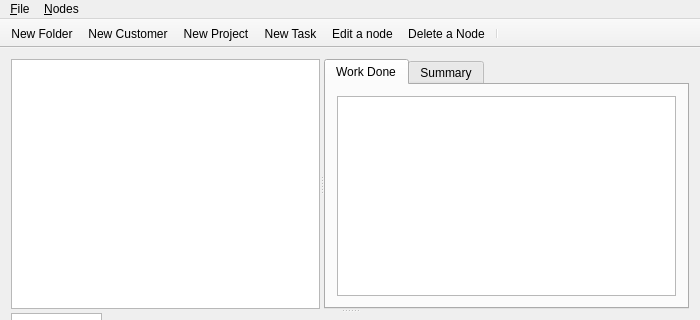
Before: the Qt Designer form ui/mainwindow.ui in jgaa/whid, drawn with Qt 5; both pictures show x 0 to 700 and y 0 to 320 of the 700 by 501 pixel window.
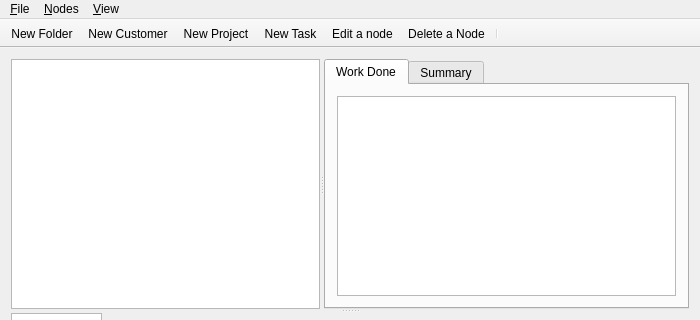
After: the same form once the commit is applied. The open tabs and pages were chosen to show the change. Icons and pictures are not drawn.

Commit message: Added menu to set window size

What changed in the file:
```diff
--- a/ui/mainwindow.ui
+++ b/ui/mainwindow.ui
@@ -321,8 +321,17 @@
     <addaction name="actionTreeViewEdit_a_node"/>
     <addaction name="actionNodeTreeDelete_a_Node"/>
    </widget>
+   <widget class="QMenu" name="menuView">
+    <property name="title">
+     <string>&amp;View</string>
+    </property>
+    <addaction name="actionscreen_size_1024x768"/>
+    <addaction name="actionScreen_Size_1280x720"/>
+    <addaction name="actionScreen_Size_1920x1080"/>
+   </widget>
    <addaction name="menuFile"/>
    <addaction name="menuNodes"/>
+   <addaction name="menuView"/>
   </widget>
   <widget class="QToolBar" name="mainToolBar">
    <property name="enabled">
```
Left out of the diff: 17 changed lines with no effect on the pictures. The commit also changes 2 other files.
